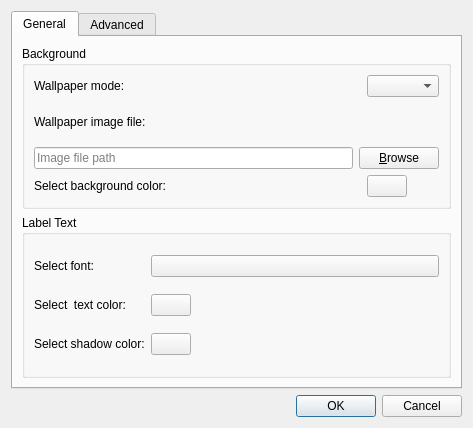
Old version of the form pcmanfm/desktop-preferences.ui in the repository gilir/pcmanfm-qt.
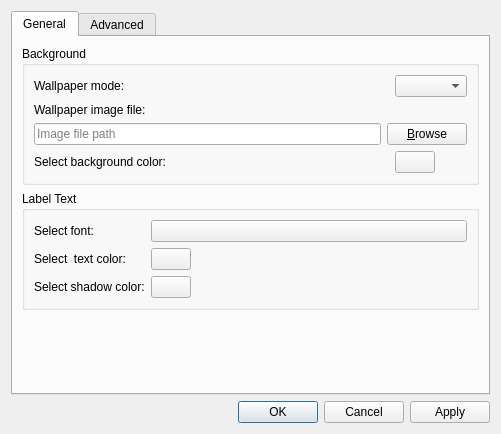
New version of the form. Custom widgets are drawn as their Qt base class.

Commit message: Cherry-picking upstream version 0.9.0+20150927. Solves:  - apply-button for desktop preferences  - close the desktop painting process by incident

Diff of the .ui file:
```diff
--- a/pcmanfm/desktop-preferences.ui
+++ b/pcmanfm/desktop-preferences.ui
@@ -6,8 +6,8 @@
    <rect>
     <x>0</x>
     <y>0</y>
-    <width>473</width>
-    <height>428</height>
+    <width>501</width>
+    <height>434</height>
    </rect>
   </property>
   <property name="windowTitle">
@@ -200,6 +200,19 @@
          </layout>
         </widget>
        </item>
+       <item>
+        <spacer name="verticalSpacer_2">
+         <property name="orientation">
+          <enum>Qt::Vertical</enum>
+         </property>
+         <property name="sizeHint" stdset="0">
+          <size>
+           <width>20</width>
+           <height>10</height>
+          </size>
+         </property>
+        </spacer>
+       </item>
       </layout>
      </widget>
      <widget class="QWidget" name="advancedPage">
@@ -282,7 +295,7 @@
       <enum>Qt::Horizontal</enum>
      </property>
      <property name="standardButtons">
-      <set>QDialogButtonBox::Cancel|QDialogButtonBox::Ok</set>
+      <set>QDialogButtonBox::Apply|QDialogButtonBox::Cancel|QDialogButtonBox::Ok</set>
      </property>
     </widget>
    </item>
```
The commit also changes 9 other files.
